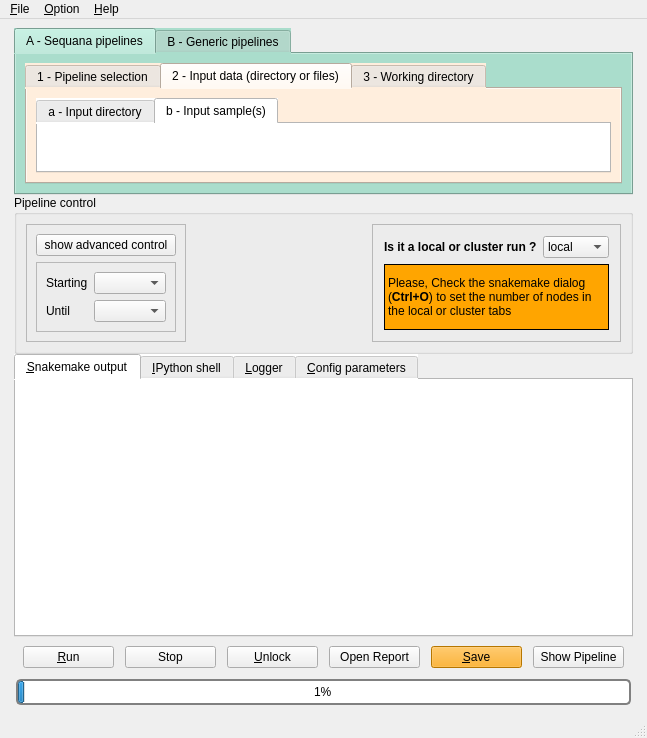
Above: sequana/gui/mainwindow.ui from vladsaveliev/sequana before the change. Below: the same form after it.
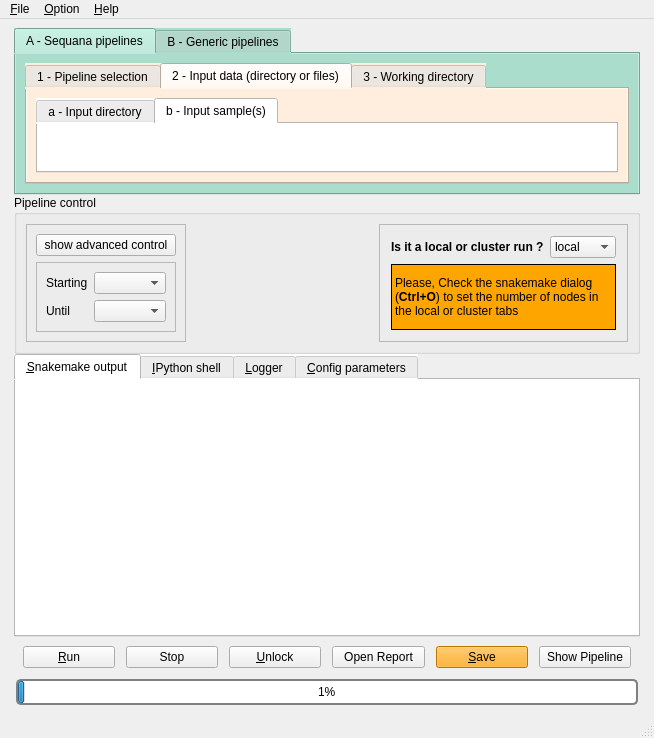
That is the form after the change. The open tabs and pages were chosen to show the change.

Commit message: add read tags in sequanix

Diff of the .ui file:
```diff
--- a/sequana/gui/mainwindow.ui
+++ b/sequana/gui/mainwindow.ui
@@ -6,7 +6,7 @@
    <rect>
     <x>0</x>
     <y>0</y>
-    <width>647</width>
+    <width>654</width>
     <height>738</height>
    </rect>
   </property>
@@ -1465,8 +1465,8 @@
     <rect>
      <x>0</x>
      <y>0</y>
-     <width>647</width>
-     <height>26</height>
+     <width>654</width>
+     <height>25</height>
     </rect>
    </property>
    <widget class="QMenu" name="menuFile">
```
Left out of the diff: 4 changed lines with no effect on the pictures. The commit also changes 2 other files.
